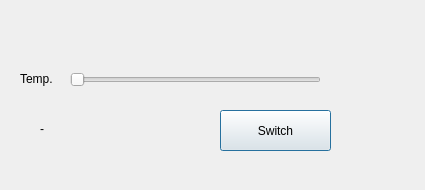
romainba/switch_control, file app/client.ui: the form before one commit.
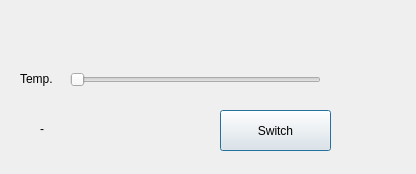
The form after the commit.

The edit to the form file:
```diff
--- a/app/client.ui
+++ b/app/client.ui
@@ -6,8 +6,8 @@
    <rect>
     <x>0</x>
     <y>0</y>
-    <width>425</width>
-    <height>190</height>
+    <width>416</width>
+    <height>174</height>
    </rect>
   </property>
   <property name="windowTitle">
```
Left out of the diff: 19 changed lines with no effect on the pictures.
